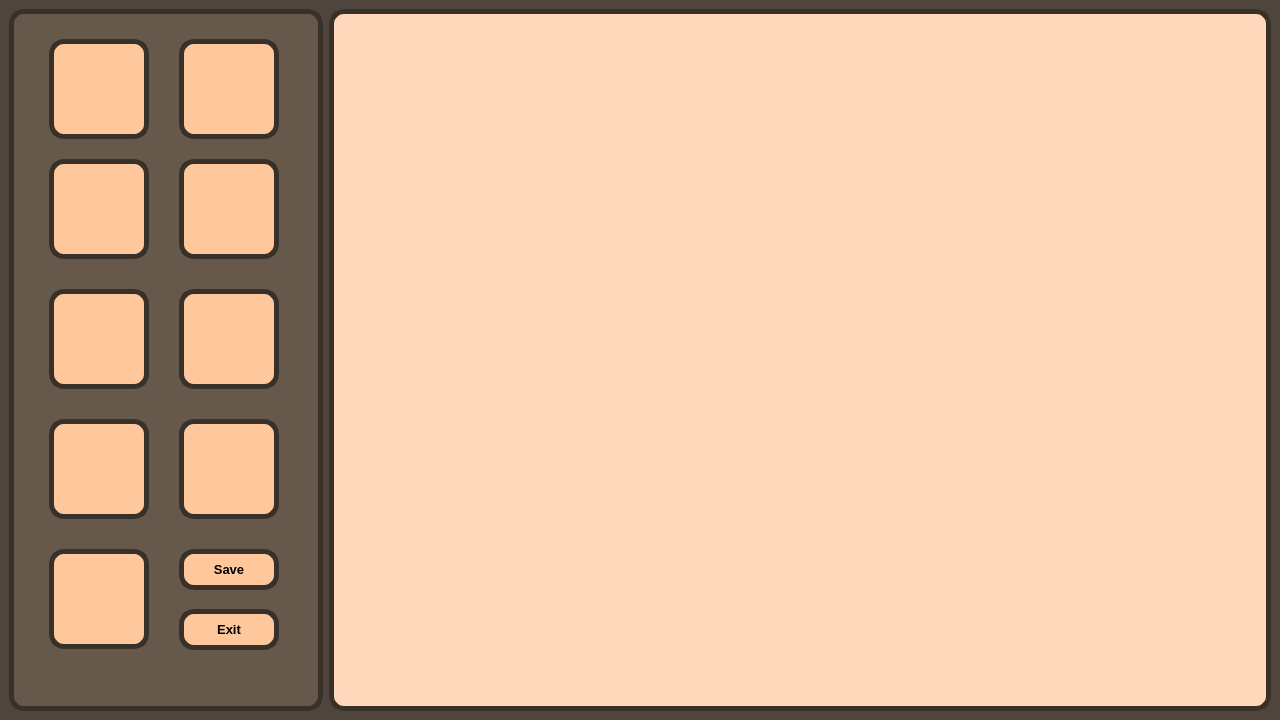
Old version of the form levels_editor/editor.ui in the repository ArtemToporkov/Teeworlds.
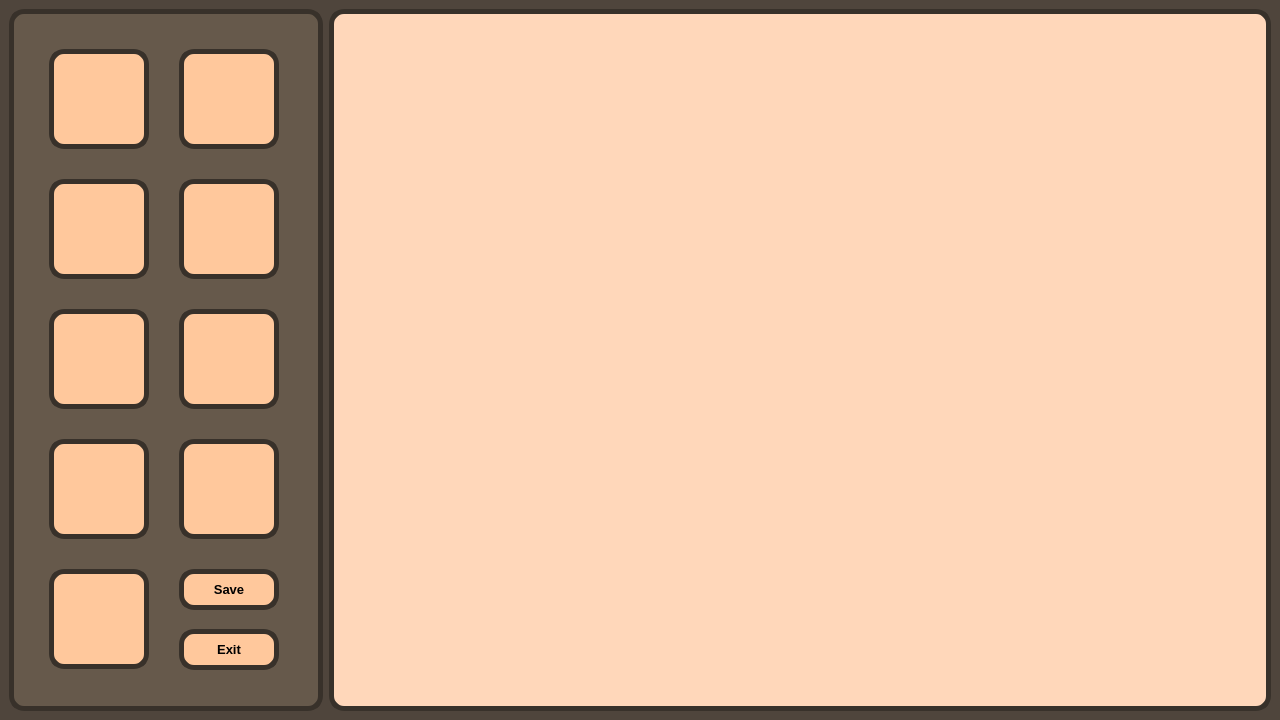
New version of the form. Icons and pictures are not drawn.

Commit message: adjusted buttons a little bit 🔍

Patch:
```diff
--- a/levels_editor/editor.ui
+++ b/levels_editor/editor.ui
@@ -57,7 +57,7 @@
        <property name="geometry">
         <rect>
          <x>170</x>
-         <y>540</y>
+         <y>560</y>
          <width>100</width>
          <height>41</height>
         </rect>
@@ -94,7 +94,7 @@
        <property name="geometry">
         <rect>
          <x>170</x>
-         <y>600</y>
+         <y>620</y>
          <width>100</width>
          <height>41</height>
         </rect>
@@ -131,7 +131,7 @@
        <property name="geometry">
         <rect>
          <x>170</x>
-         <y>30</y>
+         <y>40</y>
          <width>100</width>
          <height>100</height>
         </rect>
@@ -169,7 +169,7 @@
        <property name="geometry">
         <rect>
          <x>40</x>
-         <y>30</y>
+         <y>40</y>
          <width>100</width>
          <height>100</height>
         </rect>
@@ -207,7 +207,7 @@
        <property name="geometry">
         <rect>
          <x>170</x>
-         <y>150</y>
+         <y>170</y>
          <width>100</width>
          <height>100</height>
         </rect>
@@ -245,7 +245,7 @@
        <property name="geometry">
         <rect>
          <x>40</x>
-         <y>150</y>
+         <y>170</y>
          <width>100</width>
          <height>100</height>
         </rect>
@@ -283,7 +283,7 @@
        <property name="geometry">
         <rect>
          <x>170</x>
-         <y>280</y>
+         <y>300</y>
          <width>100</width>
          <height>100</height>
         </rect>
@@ -321,7 +321,7 @@
        <property name="geometry">
         <rect>
          <x>40</x>
-         <y>280</y>
+         <y>300</y>
          <width>100</width>
          <height>100</height>
         </rect>
@@ -359,7 +359,7 @@
        <property name="geometry">
         <rect>
          <x>40</x>
-         <y>410</y>
+         <y>430</y>
          <width>100</width>
          <height>100</height>
         </rect>
@@ -397,7 +397,7 @@
        <property name="geometry">
         <rect>
          <x>170</x>
-         <y>410</y>
+         <y>430</y>
          <width>100</width>
          <height>100</height>
         </rect>
@@ -435,7 +435,7 @@
        <property name="geometry">
         <rect>
          <x>40</x>
-         <y>540</y>
+         <y>560</y>
          <width>100</width>
          <height>100</height>
         </rect>
```
The commit also changes 1 other file.
